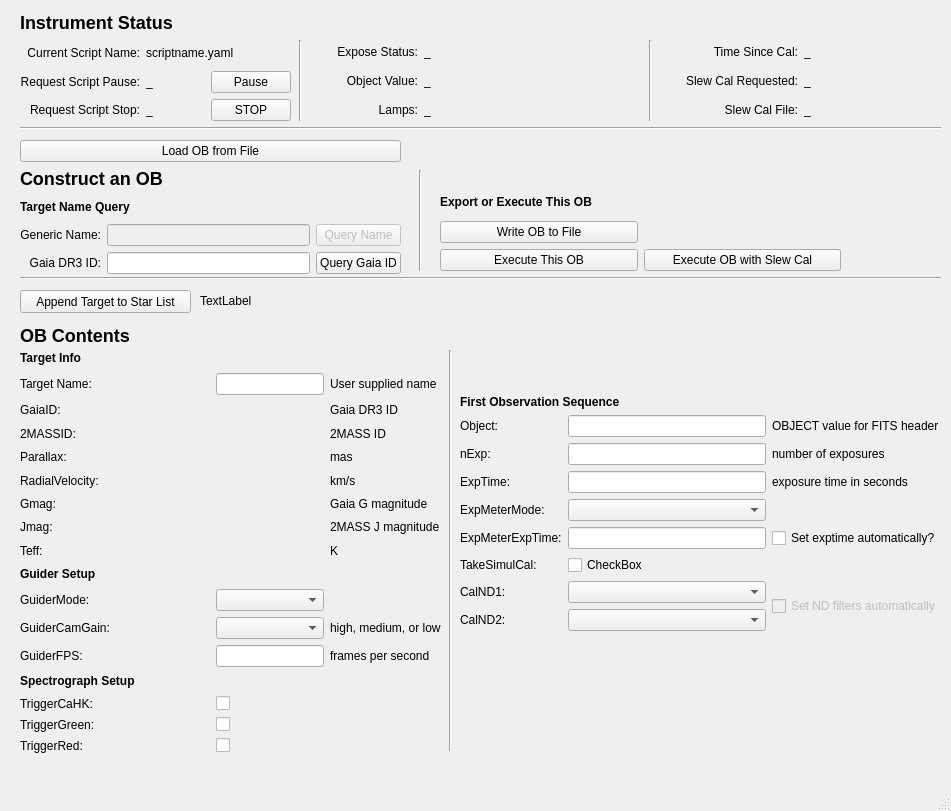
Above: kpf/OB_GUI/KPF_OB_GUI.ui from KeckObservatory/KPFTranslator before the change. Below: the same form after it.
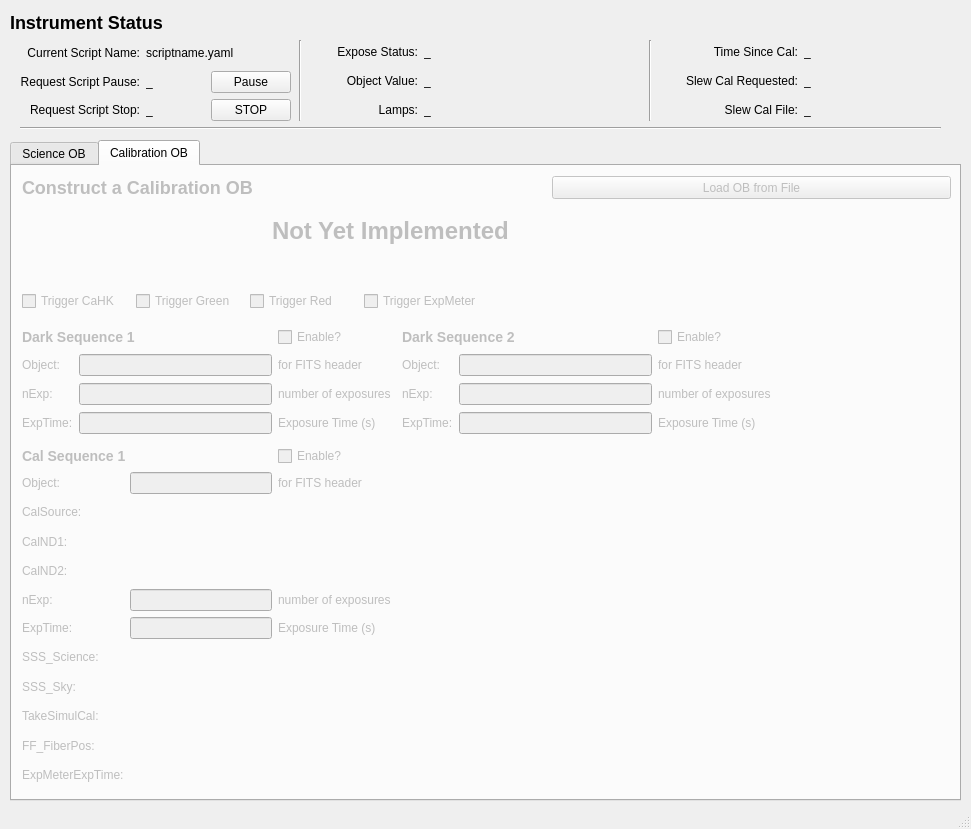
That is the form after the change. The open tabs and pages were chosen to show the change.

Commit message: GUI layout with tabs

What changed in the file:
```diff
--- a/kpf/OB_GUI/KPF_OB_GUI.ui
+++ b/kpf/OB_GUI/KPF_OB_GUI.ui
@@ -6,8 +6,8 @@
    <rect>
     <x>0</x>
     <y>0</y>
-    <width>951</width>
-    <height>811</height>
+    <width>971</width>
+    <height>829</height>
    </rect>
   </property>
   <property name="windowTitle">
@@ -122,7 +122,7 @@
    <widget class="QLabel" name="label_2">
     <property name="geometry">
      <rect>
-      <x>20</x>
+      <x>10</x>
       <y>0</y>
       <width>185</width>
       <height>45</height>
@@ -201,24 +201,139 @@
      </item>
     </layout>
    </widget>
-   <widget class="QWidget" name="gridLayoutWidget">
+   <widget class="QWidget" name="gridLayoutWidget_8">
     <property name="geometry">
      <rect>
-      <x>20</x>
+      <x>660</x>
+      <y>40</y>
+      <width>281</width>
+      <height>81</height>
+     </rect>
+    </property>
+    <layout class="QGridLayout" name="slewcal_layout" rowstretch="100,100,100" columnstretch="100,100">
+     <property name="sizeConstraint">
+      <enum>QLayout::SetDefaultConstraint</enum>
+     </property>
+     <item row="2" column="0">
+      <widget class="QLabel" name="label_14">
+       <property name="text">
+        <string>Slew Cal File:</string>
+       </property>
+       <property name="alignment">
+        <set>Qt::AlignRight|Qt::AlignTrailing|Qt::AlignVCenter</set>
+       </property>
+      </widget>
+     </item>
+     <item row="0" column="0">
+      <widget class="QLabel" name="label_12">
+       <property name="text">
+        <string>Time Since Cal:</string>
+       </property>
+       <property name="alignment">
+        <set>Qt::AlignRight|Qt::AlignTrailing|Qt::AlignVCenter</set>
+       </property>
+      </widget>
+     </item>
+     <item row="1" column="0">
+      <widget class="QLabel" name="label_13">
+       <property name="text">
+        <string>Slew Cal Requested:</string>
+       </property>
+       <property name="alignment">
+        <set>Qt::AlignRight|Qt::AlignTrailing|Qt::AlignVCenter</set>
+       </property>
+      </widget>
+     </item>
+     <item row="0" column="1">
+      <widget class="QLabel" name="slewcaltime_value">
+       <property name="text">
+        <string>_</string>
+       </property>
+      </widget>
+     </item>
+     <item row="1" column="1">
+      <widget class="QLabel" name="slewcalreq_value">
+       <property name="text">
+        <string>_</string>
+       </property>
+      </widget>
+     </item>
+     <item row="2" column="1">
+      <widget class="QLabel" name="slewcalfile_value">
+       <property name="text">
+        <string>_</string>
+       </property>
+      </widget>
+     </item>
+    </layout>
+   </widget>
+   <widget class="Line" name="line_5">
+    <property name="geometry">
+     <rect>
+      <x>290</x>
+      <y>40</y>
+      <width>20</width>
+      <height>81</height>
+     </rect>
+    </property>
+    <property name="orientation">
+     <enum>Qt::Vertical</enum>
+    </property>
+   </widget>
+   <widget class="Line" name="line_6">
+    <property name="geometry">
+     <rect>
+      <x>640</x>
+      <y>40</y>
+      <width>20</width>
+      <height>81</height>
+     </rect>
+    </property>
+    <property name="orientation">
+     <enum>Qt::Vertical</enum>
+    </property>
+   </widget>
+   <widget class="QTabWidget" name="tabWidget">
+    <property name="geometry">
+     <rect>
+      <x>10</x>
       <y>140</y>
+      <width>951</width>
+      <height>661</height>
+     </rect>
+    </property>
+    <property name="currentIndex">
+     <number>0</number>
+    </property>
+    <widget class="QWidget" name="ScienceOB">
+     <attribute name="title">
+      <string>Science OB</string>
+     </attribute>
+     <widget class="QWidget" name="gridLayoutWidget">
+      <property name="geometry">
+       <rect>
+        <x>10</x>
+        <y>80</y>
       <width>381</width>
-      <height>134</height>
+        <height>91</height>
      </rect>
     </property>
     <layout class="QGridLayout" name="construct_layout">
-     <item row="5" column="1">
+       <item row="3" column="1">
       <widget class="QLineEdit" name="name_query_input">
        <property name="enabled">
         <bool>false</bool>
        </property>
       </widget>
      </item>
-     <item row="5" column="0">
+       <item row="2" column="0" colspan="2">
+        <widget class="QLabel" name="label_3">
+         <property name="text">
+          <string>&lt;html&gt;&lt;head/&gt;&lt;body&gt;&lt;h4 style=&quot; margin-top:12px; margin-bottom:12px; margin-left:0px; margin-right:0px; -qt-block-indent:0; text-indent:0px;&quot;&gt;&lt;span style=&quot; font-size:medium; font-weight:600;&quot;&gt;Build from Query&lt;/span&gt;&lt;/h4&gt;&lt;/body&gt;&lt;/html&gt;</string>
+         </property>
+        </widget>
+       </item>
+       <item row="3" column="0">
       <widget class="QLabel" name="label_10">
        <property name="text">
         <string>Generic Name:</string>
@@ -228,7 +343,7 @@
        </property>
       </widget>
      </item>
-     <item row="6" column="0">
+       <item row="4" column="0">
       <widget class="QLabel" name="label_7">
        <property name="text">
         <string>Gaia DR3 ID:</string>
@@ -238,24 +353,10 @@
        </property>
       </widget>
      </item>
-     <item row="4" column="0" colspan="2">
-      <widget class="QLabel" name="label_3">
-       <property name="text">
-        <string>&lt;h4&gt;Target Name Query&lt;/h4&gt;</string>
-       </property>
-      </widget>
-     </item>
-     <item row="6" column="2">
-      <widget class="QPushButton" name="query_gaia_btn">
-       <property name="text">
-        <string>Query Gaia ID</string>
-       </property>
-      </widget>
-     </item>
-     <item row="6" column="1">
+       <item row="4" column="1">
       <widget class="QLineEdit" name="gaia_id_query_input"/>
      </item>
-     <item row="5" column="2">
+       <item row="3" column="2">
       <widget class="QPushButton" name="query_name_btn">
        <property name="enabled">
         <bool>false</bool>
@@ -265,17 +366,10 @@
        </property>
       </widget>
      </item>
-     <item row="3" column="0" colspan="2">
-      <widget class="QLabel" name="label_17">
+       <item row="4" column="2">
+        <widget class="QPushButton" name="query_gaia_btn">
        <property name="text">
-        <string>&lt;html&gt;&lt;head/&gt;&lt;body&gt;&lt;h2 style=&quot; margin-top:16px; margin-bottom:12px; margin-left:0px; margin-right:0px; -qt-block-indent:0; text-indent:0px;&quot;&gt;&lt;span style=&quot; font-size:x-large; font-weight:600;&quot;&gt;Construct an OB&lt;/span&gt;&lt;/h2&gt;&lt;/body&gt;&lt;/html&gt;</string>
-       </property>
-      </widget>
-     </item>
-     <item row="1" column="0" colspan="3">
-      <widget class="QPushButton" name="load_from_file_btn">
-       <property name="text">
-        <string>Load OB from File</string>
+          <string>Query Gaia ID</string>
        </property>
       </widget>
      </item>
@@ -284,10 +378,10 @@
    <widget class="QWidget" name="gridLayoutWidget_5">
     <property name="geometry">
      <rect>
-      <x>440</x>
-      <y>190</y>
+        <x>450</x>
+        <y>80</y>
       <width>401</width>
-      <height>81</height>
+        <height>91</height>
      </rect>
     </property>
     <layout class="QGridLayout" name="execute_layout">
@@ -308,27 +402,52 @@
        </property>
       </widget>
      </item>
-     <item row="3" column="2">
-      <widget class="QPushButton" name="executeOB_slewcal">
-       <property name="text">
-        <string>Execute OB with Slew Cal</string>
-       </property>
-      </widget>
-     </item>
-     <item row="3" column="1">
-      <widget class="QPushButton" name="executeOB">
-       <property name="text">
-        <string>Execute This OB</string>
-       </property>
-      </widget>
-     </item>
-    </layout>
-   </widget>
-   <widget class="Line" name="line_2">
+      </layout>
+     </widget>
+     <widget class="Line" name="line_3">
     <property name="geometry">
      <rect>
-      <x>20</x>
-      <y>270</y>
+        <x>430</x>
+        <y>80</y>
+        <width>20</width>
+        <height>91</height>
+       </rect>
+      </property>
+      <property name="orientation">
+       <enum>Qt::Vertical</enum>
+      </property>
+     </widget>
+     <widget class="QPushButton" name="append_to_star_list_btn">
+      <property name="geometry">
+       <rect>
+        <x>10</x>
+        <y>40</y>
+        <width>171</width>
+        <height>23</height>
+       </rect>
+      </property>
+      <property name="text">
+       <string>Append Target to Star List</string>
+      </property>
+     </widget>
+     <widget class="QLabel" name="star_list_line">
+      <property name="geometry">
+       <rect>
+        <x>190</x>
+        <y>40</y>
+        <width>741</width>
+        <height>21</height>
+       </rect>
+      </property>
+      <property name="text">
+       <string>TextLabel</string>
+      </property>
+     </widget>
+     <widget class="Line" name="line_7">
+      <property name="geometry">
+       <rect>
+        <x>10</x>
+        <y>180</y>
       <width>921</width>
       <height>16</height>
      </rect>
@@ -337,11 +456,24 @@
      <enum>Qt::Horizontal</enum>
     </property>
    </widget>
+     <widget class="QLabel" name="label_16">
+      <property name="geometry">
+       <rect>
+        <x>10</x>
+        <y>190</y>
+        <width>381</width>
+        <height>31</height>
+       </rect>
+      </property>
+      <property name="text">
+       <string>&lt;h2&gt;OB Contents&lt;/h2&gt;</string>
+      </property>
+     </widget>
    <widget class="QWidget" name="gridLayoutWidget_6">
     <property name="geometry">
      <rect>
-      <x>20</x>
-      <y>350</y>
+        <x>10</x>
+        <y>220</y>
       <width>421</width>
       <height>403</height>
      </rect>
@@ -623,37 +755,11 @@
      </item>
     </layout>
    </widget>
-   <widget class="QLabel" name="label_16">
-    <property name="geometry">
-     <rect>
-      <x>20</x>
-      <y>320</y>
-      <width>381</width>
-      <height>31</height>
-     </rect>
-    </property>
-    <property name="text">
-     <string>&lt;h2&gt;OB Contents&lt;/h2&gt;</string>
-    </property>
-   </widget>
-   <widget class="Line" name="line_3">
-    <property name="geometry">
-     <rect>
-      <x>410</x>
-      <y>170</y>
-      <width>20</width>
-      <height>101</height>
-     </rect>
-    </property>
-    <property name="orientation">
-     <enum>Qt::Vertical</enum>
-    </property>
-   </widget>
    <widget class="QWidget" name="gridLayoutWidget_7">
     <property name="geometry">
      <rect>
-      <x>460</x>
-      <y>350</y>
+        <x>450</x>
+        <y>220</y>
       <width>481</width>
       <height>281</height>
      </rect>
@@ -865,8 +971,8 @@
    <widget class="Line" name="line_4">
     <property name="geometry">
      <rect>
-      <x>440</x>
-      <y>350</y>
+        <x>430</x>
+        <y>220</y>
       <width>20</width>
       <height>401</height>
      </rect>
@@ -875,57 +981,407 @@
      <enum>Qt::Vertical</enum>
     </property>
    </widget>
-   <widget class="QPushButton" name="append_to_star_list_btn">
+     <widget class="QLabel" name="label_17">
     <property name="geometry">
      <rect>
-      <x>20</x>
-      <y>290</y>
-      <width>171</width>
+        <x>10</x>
+        <y>10</y>
+        <width>381</width>
       <height>23</height>
      </rect>
     </property>
     <property name="text">
-     <string>Append Target to Star List</string>
-    </property>
-   </widget>
-   <widget class="QLabel" name="star_list_line">
+       <string>&lt;html&gt;&lt;head/&gt;&lt;body&gt;&lt;h2 style=&quot; margin-top:16px; margin-bottom:12px; margin-left:0px; margin-right:0px; -qt-block-indent:0; text-indent:0px;&quot;&gt;&lt;span style=&quot; font-size:x-large; font-weight:600;&quot;&gt;Construct a Science OB&lt;/span&gt;&lt;/h2&gt;&lt;/body&gt;&lt;/html&gt;</string>
+      </property>
+     </widget>
+     <widget class="QPushButton" name="load_from_file_btn">
     <property name="geometry">
      <rect>
-      <x>200</x>
-      <y>290</y>
-      <width>731</width>
-      <height>21</height>
+        <x>540</x>
+        <y>10</y>
+        <width>399</width>
+        <height>23</height>
      </rect>
     </property>
     <property name="text">
-     <string>TextLabel</string>
-    </property>
-   </widget>
-   <widget class="Line" name="line_5">
+       <string>Load OB from File</string>
+      </property>
+     </widget>
+    </widget>
+    <widget class="QWidget" name="CalibrationOB">
+     <property name="enabled">
+      <bool>false</bool>
+     </property>
+     <attribute name="title">
+      <string>Calibration OB</string>
+     </attribute>
+     <widget class="QLabel" name="label_56">
     <property name="geometry">
      <rect>
-      <x>290</x>
-      <y>40</y>
-      <width>20</width>
-      <height>81</height>
-     </rect>
-    </property>
-    <property name="orientation">
-     <enum>Qt::Vertical</enum>
-    </property>
-   </widget>
-   <widget class="Line" name="line_6">
+        <x>10</x>
+        <y>10</y>
+        <width>381</width>
+        <height>23</height>
+       </rect>
+      </property>
+      <property name="text">
+       <string>&lt;html&gt;&lt;head/&gt;&lt;body&gt;&lt;h2 style=&quot; margin-top:16px; margin-bottom:12px; margin-left:0px; margin-right:0px; -qt-block-indent:0; text-indent:0px;&quot;&gt;&lt;span style=&quot; font-size:x-large; font-weight:600;&quot;&gt;Construct a Calibration OB&lt;/span&gt;&lt;/h2&gt;&lt;/body&gt;&lt;/html&gt;</string>
+      </property>
+     </widget>
+     <widget class="QPushButton" name="load_from_file_btn_2">
     <property name="geometry">
      <rect>
-      <x>640</x>
+        <x>540</x>
+        <y>10</y>
+        <width>399</width>
+        <height>23</height>
+       </rect>
+      </property>
+      <property name="text">
+       <string>Load OB from File</string>
+      </property>
+     </widget>
+     <widget class="QLabel" name="label_57">
+      <property name="geometry">
+       <rect>
+        <x>260</x>
       <y>40</y>
-      <width>20</width>
-      <height>81</height>
-     </rect>
-    </property>
-    <property name="orientation">
-     <enum>Qt::Vertical</enum>
-    </property>
+        <width>341</width>
+        <height>51</height>
+       </rect>
+      </property>
+      <property name="text">
+       <string>&lt;h1&gt;Not Yet Implemented&lt;/h1&gt;</string>
+      </property>
+     </widget>
+     <widget class="QWidget" name="gridLayoutWidget_4">
+      <property name="geometry">
+       <rect>
+        <x>10</x>
+        <y>120</y>
+        <width>460</width>
+        <height>31</height>
+       </rect>
+      </property>
+      <layout class="QGridLayout" name="gridLayout">
+       <item row="0" column="2">
+        <widget class="QCheckBox" name="TriggerRed_cal">
+         <property name="text">
+          <string>Trigger Red</string>
+         </property>
+        </widget>
+       </item>
+       <item row="0" column="1">
+        <widget class="QCheckBox" name="TriggerGreen_cal">
+         <property name="text">
+          <string>Trigger Green</string>
+         </property>
+        </widget>
+       </item>
+       <item row="0" column="0">
+        <widget class="QCheckBox" name="TriggerCaHK_cal">
+         <property name="text">
+          <string>Trigger CaHK</string>
+         </property>
+        </widget>
+       </item>
+       <item row="0" column="3">
+        <widget class="QCheckBox" name="TriggerExpMeter_cal">
+         <property name="text">
+          <string>Trigger ExpMeter</string>
+         </property>
+        </widget>
+       </item>
+      </layout>
+     </widget>
+     <widget class="QWidget" name="gridLayoutWidget_9">
+      <property name="geometry">
+       <rect>
+        <x>10</x>
+        <y>160</y>
+        <width>369</width>
+        <height>111</height>
+       </rect>
+      </property>
+      <layout class="QGridLayout" name="dark_seq_1_layout">
+       <item row="1" column="0">
+        <widget class="QLabel" name="label_59">
+         <property name="text">
+          <string>Object:</string>
+         </property>
+        </widget>
+       </item>
+       <item row="1" column="1">
+        <widget class="QLineEdit" name="lineEdit"/>
+       </item>
+       <item row="3" column="0">
+        <widget class="QLabel" name="label_61">
+         <property name="text">
+          <string>ExpTime:</string>
+         </property>
+        </widget>
+       </item>
+       <item row="2" column="1">
+        <widget class="QLineEdit" name="lineEdit_2"/>
+       </item>
+       <item row="3" column="1">
+        <widget class="QLineEdit" name="lineEdit_3"/>
+       </item>
+       <item row="2" column="0">
+        <widget class="QLabel" name="label_60">
+         <property name="text">
+          <string>nExp:</string>
+         </property>
+        </widget>
+       </item>
+       <item row="1" column="2">
+        <widget class="QLabel" name="label_62">
+         <property name="text">
+          <string>for FITS header</string>
+         </property>
+        </widget>
+       </item>
+       <item row="2" column="2">
+        <widget class="QLabel" name="label_63">
+         <property name="text">
+          <string>number of exposures</string>
+         </property>
+        </widget>
+       </item>
+       <item row="3" column="2">
+        <widget class="QLabel" name="label_64">
+         <property name="text">
+          <string>Exposure Time (s)</string>
+         </property>
+        </widget>
+       </item>
+       <item row="0" column="2">
+        <widget class="QCheckBox" name="checkBox">
+         <property name="text">
+          <string>Enable?</string>
+         </property>
+        </widget>
+       </item>
+       <item row="0" column="0" colspan="2">
+        <widget class="QLabel" name="label_58">
+         <property name="text">
+          <string>&lt;h3&gt;Dark Sequence 1&lt;/h3&gt;</string>
+         </property>
+        </widget>
+       </item>
+      </layout>
+     </widget>
+     <widget class="QWidget" name="gridLayoutWidget_10">
+      <property name="geometry">
+       <rect>
+        <x>390</x>
+        <y>160</y>
+        <width>369</width>
+        <height>111</height>
+       </rect>
+      </property>
+      <layout class="QGridLayout" name="dark_seq_1_layout_2">
+       <item row="1" column="0">
+        <widget class="QLabel" name="label_65">
+         <property name="text">
+          <string>Object:</string>
+         </property>
+        </widget>
+       </item>
+       <item row="1" column="1">
+        <widget class="QLineEdit" name="lineEdit_4"/>
+       </item>
+       <item row="3" column="0">
+        <widget class="QLabel" name="label_66">
+         <property name="text">
+          <string>ExpTime:</string>
+         </property>
+        </widget>
+       </item>
+       <item row="2" column="1">
+        <widget class="QLineEdit" name="lineEdit_5"/>
+       </item>
+       <item row="3" column="1">
+        <widget class="QLineEdit" name="lineEdit_6"/>
+       </item>
+       <item row="2" column="0">
+        <widget class="QLabel" name="label_67">
+         <property name="text">
+          <string>nExp:</string>
+         </property>
+        </widget>
+       </item>
+       <item row="1" column="2">
+        <widget class="QLabel" name="label_68">
+         <property name="text">
+          <string>for FITS header</string>
+         </property>
+        </widget>
+       </item>
+       <item row="2" column="2">
+        <widget class="QLabel" name="label_69">
+         <property name="text">
+          <string>number of exposures</string>
+         </property>
+        </widget>
+       </item>
+       <item row="3" column="2">
+        <widget class="QLabel" name="label_70">
+         <property name="text">
+          <string>Exposure Time (s)</string>
+         </property>
+        </widget>
+       </item>
+       <item row="0" column="2">
+        <widget class="QCheckBox" name="checkBox_2">
+         <property name="text">
+          <string>Enable?</string>
+         </property>
+        </widget>
+       </item>
+       <item row="0" column="0" colspan="2">
+        <widget class="QLabel" name="label_71">
+         <property name="text">
+          <string>&lt;html&gt;&lt;head/&gt;&lt;body&gt;&lt;h3 style=&quot; margin-top:14px; margin-bottom:12px; margin-left:0px; margin-right:0px; -qt-block-indent:0; text-indent:0px;&quot;&gt;&lt;span style=&quot; font-size:large; font-weight:600;&quot;&gt;Dark Sequence 2&lt;/span&gt;&lt;/h3&gt;&lt;/body&gt;&lt;/html&gt;</string>
+         </property>
+        </widget>
+       </item>
+      </layout>
+     </widget>
+     <widget class="QWidget" name="gridLayoutWidget_11">
+      <property name="geometry">
+       <rect>
+        <x>10</x>
+        <y>280</y>
+        <width>369</width>
+        <height>341</height>
+       </rect>
+      </property>
+      <layout class="QGridLayout" name="dark_seq_1_layout_3">
+       <item row="10" column="0">
+        <widget class="QLabel" name="label_85">
+         <property name="text">
+          <string>FF_FiberPos:</string>
+         </property>
+        </widget>
+       </item>
+       <item row="4" column="0">
+        <widget class="QLabel" name="label_81">
+         <property name="text">
+          <string>CalND2:</string>
+         </property>
+        </widget>
+       </item>
+       <item row="8" column="0">
+        <widget class="QLabel" name="label_83">
+         <property name="text">
+          <string>SSS_Sky:</string>
+         </property>
+        </widget>
+       </item>
+       <item row="7" column="0">
+        <widget class="QLabel" name="label_82">
+         <property name="text">
+          <string>SSS_Science:</string>
+         </property>
+        </widget>
+       </item>
+       <item row="2" column="0">
+        <widget class="QLabel" name="label_79">
+         <property name="text">
+          <string>CalSource:</string>
+         </property>
+        </widget>
+       </item>
+       <item row="5" column="2">
+        <widget class="QLabel" name="label_76">
+         <property name="text">
+          <string>number of exposures</string>
+         </property>
+        </widget>
+       </item>
+       <item row="6" column="1">
+        <widget class="QLineEdit" name="lineEdit_9"/>
+       </item>
+       <item row="6" column="0">
+        <widget class="QLabel" name="label_73">
+         <property name="text">
+          <string>ExpTime:</string>
+         </property>
+        </widget>
+       </item>
+       <item row="1" column="1">
+        <widget class="QLineEdit" name="lineEdit_7"/>
+       </item>
+       <item row="6" column="2">
+        <widget class="QLabel" name="label_77">
+         <property name="text">
+          <string>Exposure Time (s)</string>
+         </property>
+        </widget>
+       </item>
+       <item row="0" column="0" colspan="2">
+        <widget class="QLabel" name="label_78">
+         <property name="text">
+          <string>&lt;html&gt;&lt;head/&gt;&lt;body&gt;&lt;h3 style=&quot; margin-top:14px; margin-bottom:12px; margin-left:0px; margin-right:0px; -qt-block-indent:0; text-indent:0px;&quot;&gt;&lt;span style=&quot; font-size:large; font-weight:600;&quot;&gt;Cal Sequence 1&lt;/span&gt;&lt;/h3&gt;&lt;/body&gt;&lt;/html&gt;</string>
+         </property>
+        </widget>
+       </item>
+       <item row="3" column="0">
+        <widget class="QLabel" name="label_80">
+         <property name="text">
+          <string>CalND1:</string>
+         </property>
+        </widget>
+       </item>
+       <item row="1" column="2">
+        <widget class="QLabel" name="label_75">
+         <property name="text">
+          <string>for FITS header</string>
+         </property>
+        </widget>
+       </item>
+       <item row="9" column="0">
+        <widget class="QLabel" name="label_84">
+         <property name="text">
+          <string>TakeSimulCal:</string>
+         </property>
+        </widget>
+       </item>
+       <item row="0" column="2">
+        <widget class="QCheckBox" name="checkBox_3">
+         <property name="text">
+          <string>Enable?</string>
+         </property>
+        </widget>
+       </item>
+       <item row="5" column="1">
+        <widget class="QLineEdit" name="lineEdit_8"/>
+       </item>
+       <item row="1" column="0">
+        <widget class="QLabel" name="label_72">
+         <property name="text">
+          <string>Object:</string>
+         </property>
+        </widget>
+       </item>
+       <item row="5" column="0">
+        <widget class="QLabel" name="label_74">
+         <property name="text">
+          <string>nExp:</string>
+         </property>
+        </widget>
+       </item>
+       <item row="11" column="0">
+        <widget class="QLabel" name="label_86">
+         <property name="text">
+          <string>ExpMeterExpTime:</string>
+         </property>
+        </widget>
+       </item>
+      </layout>
+     </widget>
+    </widget>
    </widget>
   </widget>
   <widget class="QStatusBar" name="statusbar"/>
```
Left out of the diff: 80 changed lines with no effect on the pictures. Lines whose indentation alone changed are shown as unchanged.
